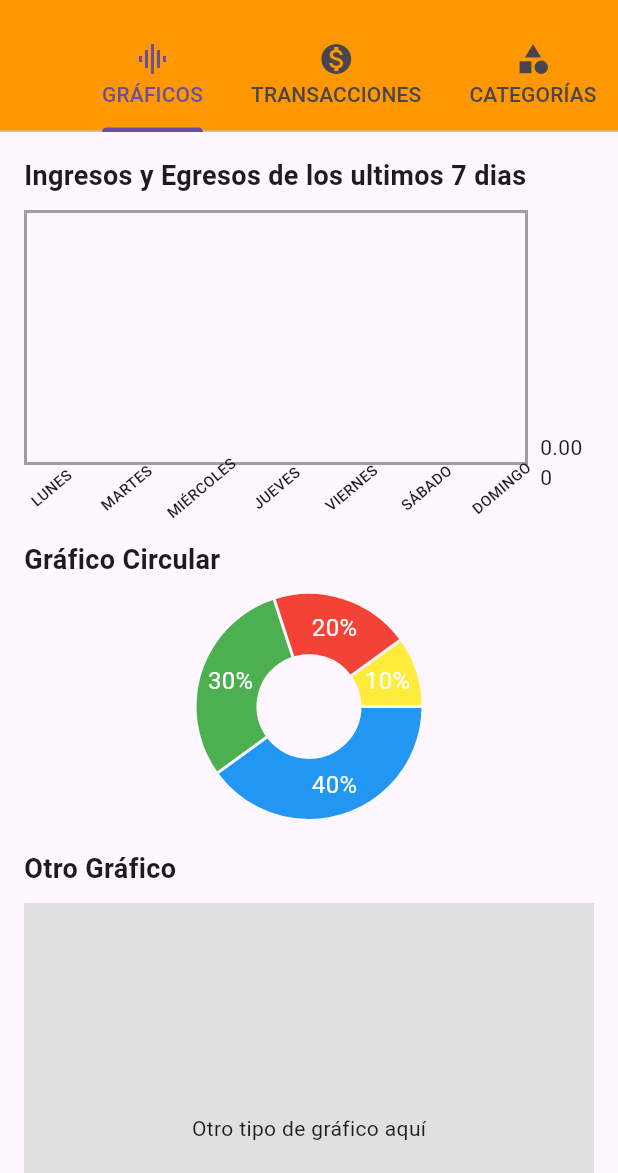
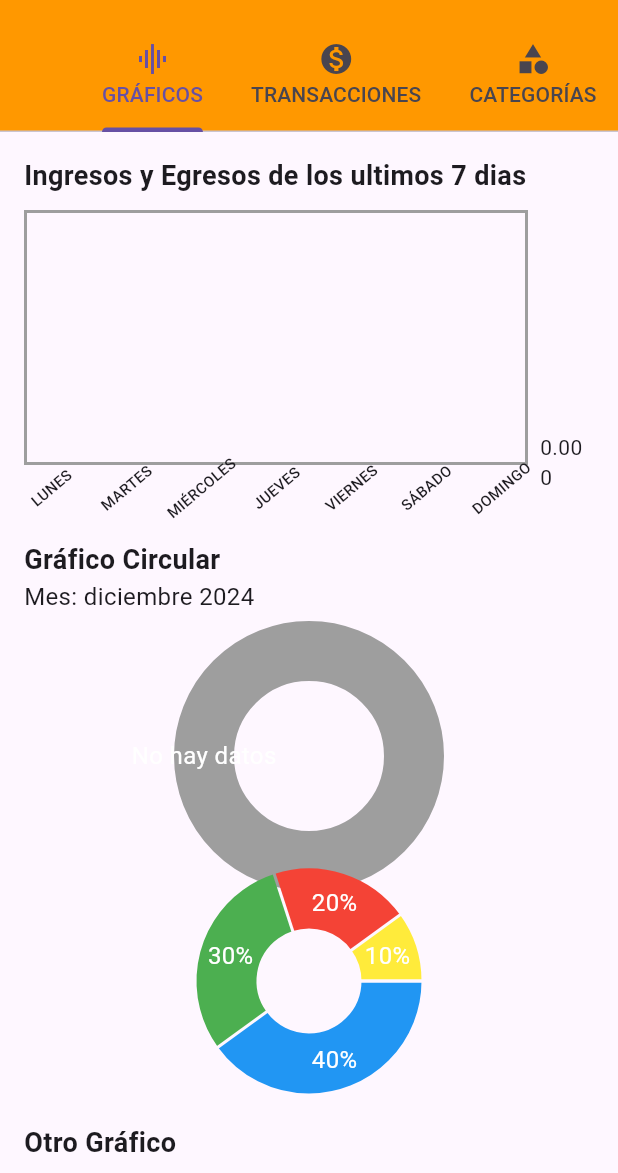
Before and after one commit to sebasinmiedo/app-finance, a Flutter app: the screen it shows after launch, on a phone screen of 412 x 824 dp, the part 63-1236 px from its top. Run offline on Flutter 3.47's test engine with Material 3 defaults, Android fonts, the phone set to English and light mode, and no system bars; drawn by our look-alikes of fl_chart; our stand-ins replace sqflite; accounts and stored records are empty.

Commit message:
Creando grafico circular

```diff
--- a/lib/screens/graficos.dart
+++ b/lib/screens/graficos.dart
@@ -13,11 +13,67 @@ class GraficosScreen extends StatefulWidget {
 class _GraficosScreenState extends State<GraficosScreen> {
   final BasedatoHelper dbHelper = BasedatoHelper();
   List<BarChartGroupData> barGroups = [];
+  List<PieChartSectionData> pieSections = [];
+  DateTime currentMonth = DateTime.now();
 
   @override
   void initState() {
     super.initState();
     _cargarDatos();
+    _cargarTransaccionesPorMes(currentMonth);
+  }
+
+  Future<void> _cargarTransaccionesPorMes(DateTime mes) async {
+    DateTime inicioMes = DateTime(mes.year, mes.month, 1);
+    DateTime finMes = DateTime(mes.year, mes.month + 1, 0);
+
+    List<Map<String, dynamic>> transacciones =
+        await dbHelper.obtenerTransaccionesPorRango(inicioMes, finMes);
+
+    Map<String, double> totalesPorCategoria = {};
+    for (var transaccion in transacciones) {
+      String categoria = transaccion['categoria'];
+      double monto = transaccion['monto'];
+
+      totalesPorCategoria[categoria] =
+          (totalesPorCategoria[categoria] ?? 0) + monto;
+    }
+
+    List<PieChartSectionData> sections = [];
+    totalesPorCategoria.forEach((categoria, total) {
+      sections.add(PieChartSectionData(
+        color: _colorAleatorio(),
+        value: total,
+        title: total.toStringAsFixed(2),
+        titleStyle: const TextStyle(color: Colors.white, fontSize: 16),
+      ));
+    });
+
+    setState(() {
+      pieSections = sections;
+    });
+  }
+
+  Color _colorAleatorio() {
+    return Color((0xFF000000 + (0xFFFFFF * (pieSections.length / 10))).toInt())
+        .withOpacity(1.0);
+  }
+
+  Future<void> _seleccionarMes() async {
+    DateTime? mesSeleccionado = await showDatePicker(
+      context: context,
+      initialDate: currentMonth,
+      firstDate: DateTime(2000),
+      lastDate: DateTime.now(),
+      locale: const Locale('es'),
+    );
+
+    if (mesSeleccionado != null) {
+      setState(() {
+        currentMonth = DateTime(mesSeleccionado.year, mesSeleccionado.month);
+      });
+      _cargarTransaccionesPorMes(currentMonth);
+    }
   }
 
   Future<void> _cargarDatos() async {
@@ -177,7 +233,34 @@ class _GraficosScreenState extends State<GraficosScreen> {
               'Gráfico Circular',
               style: TextStyle(fontSize: 18, fontWeight: FontWeight.bold),
             ),
+            Text(
+              'Mes: ${DateFormat('MMMM yyyy', 'es').format(currentMonth)}',
+              style: const TextStyle(fontSize: 16),
+            ),
             const SizedBox(height: 10),
+            const SizedBox(height: 10),
+
+            GestureDetector(
+                onTap: _seleccionarMes,
+                child: SizedBox(
+                  height: 150,
+                  child: PieChart(
+                    PieChartData(
+                      sections: pieSections.isEmpty
+                          ? [
+                              PieChartSectionData(
+                                color: Colors.grey,
+                                value: 1,
+                                title: 'No hay datos',
+                                titleStyle: const TextStyle(
+                                    color: Colors.white, fontSize: 16),
+                              ),
+                            ]
+                          : pieSections,
+                      centerSpaceRadius: 50,
+                    ),
+                  ),
+                )),
             SizedBox(
               height: 150,
               child: PieChart(
--- a/pubspec.yaml
+++ b/pubspec.yaml
@@ -32,8 +32,10 @@ dependencies:
     sdk: flutter
   sqflite: ^2.2.0
   path: ^1.8.3
-  intl: ^0.18.0
+  intl: ^0.19.0
   fl_chart: ^0.68.0
+  flutter_localizations:
+    sdk: flutter
 
 
   # The following adds the Cupertino Icons font to your application.
```
Also changed, not shown: pubspec.lock.
